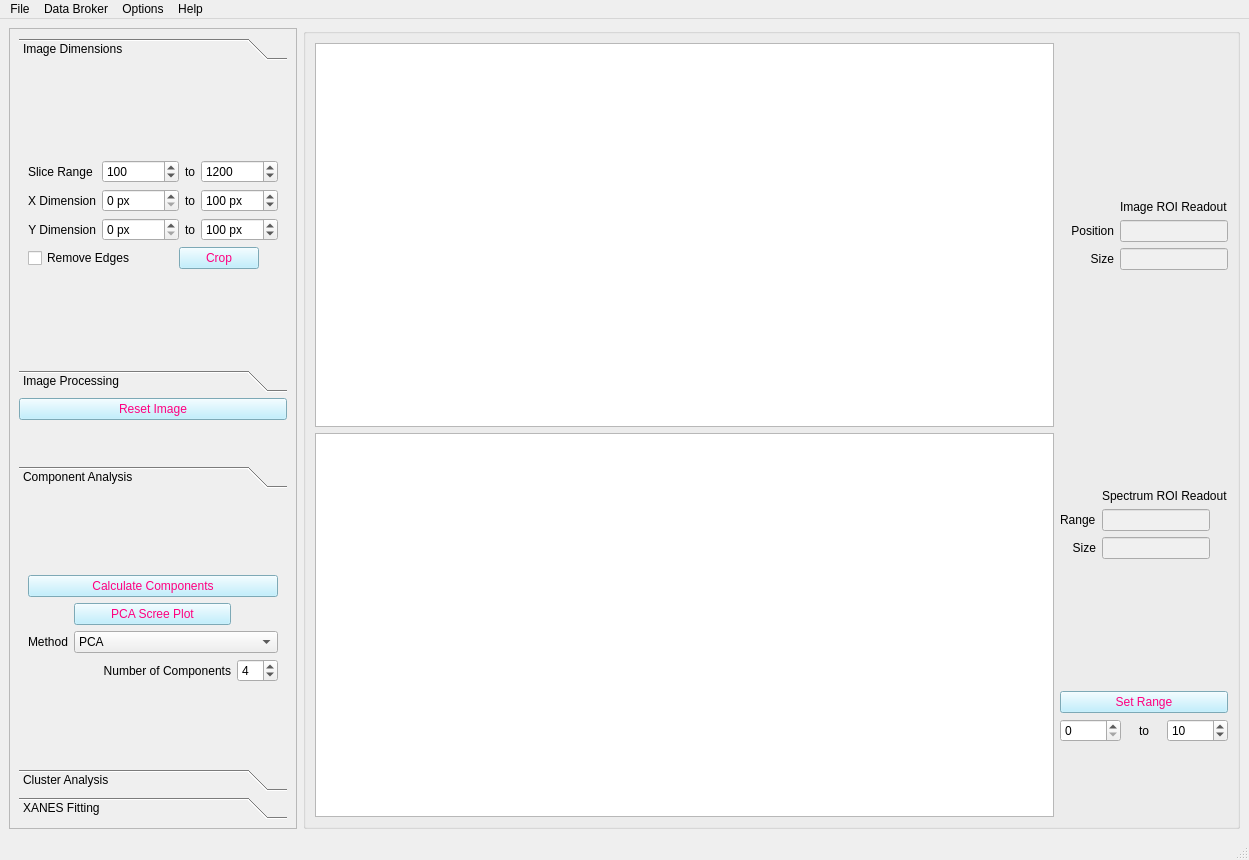
Above: mainwindow_admin.ui from pattammattel/NSLS-II-MIDAS before the change. Below: the same form after it.
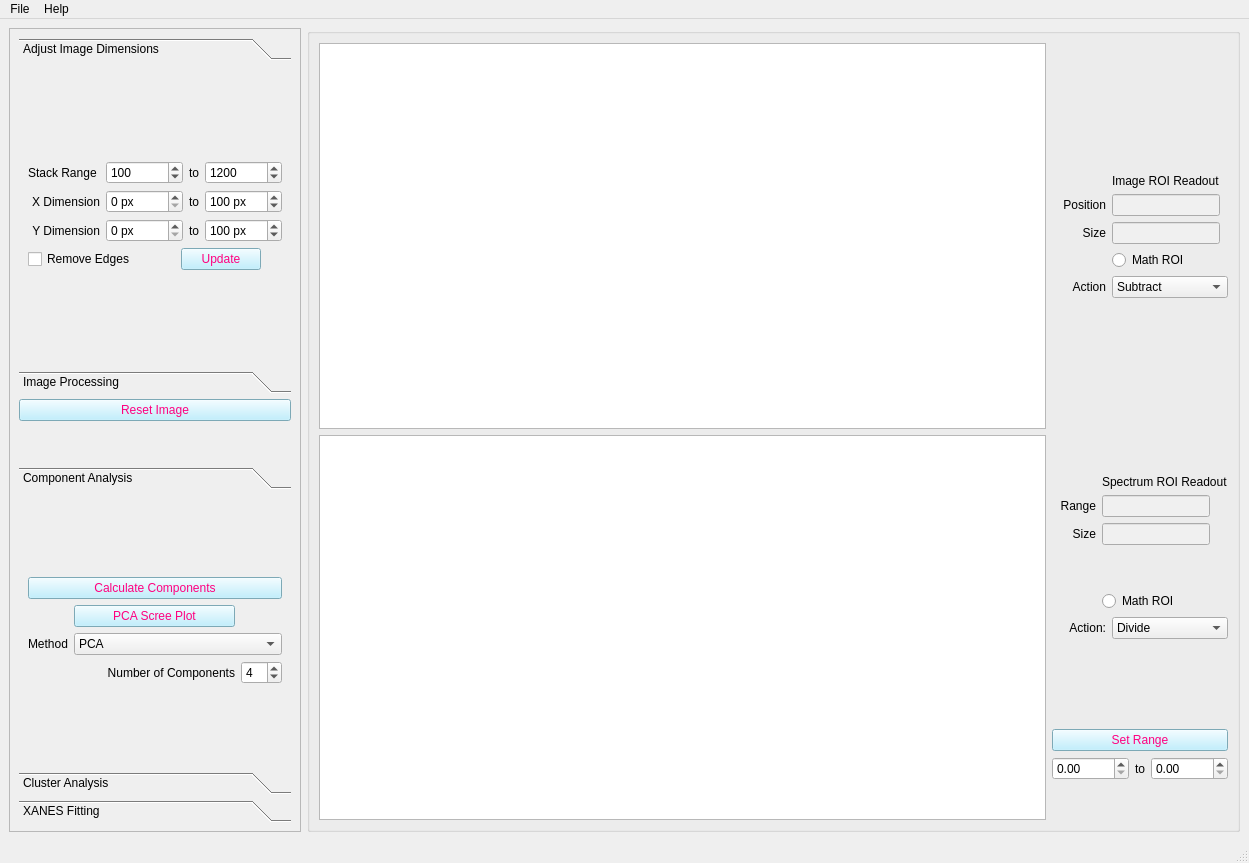
That is the form after the change. The open tabs and pages were chosen to show the change. Custom widgets are drawn as their Qt base class.

```diff
--- a/mainwindow_admin.ui
+++ b/mainwindow_admin.ui
@@ -8,7 +8,7 @@
     <x>0</x>
     <y>0</y>
     <width>1249</width>
-    <height>860</height>
+    <height>863</height>
    </rect>
   </property>
   <property name="sizePolicy">
@@ -46,166 +46,16 @@
       <property name="title">
        <string/>
       </property>
-      <layout class="QGridLayout" name="gridLayout_19">
-       <item row="1" column="1">
-        <layout class="QGridLayout" name="gridLayout_14">
-         <item row="2" column="0">
-          <layout class="QGridLayout" name="gridLayout_12">
-           <item row="1" column="0">
-            <widget class="QSpinBox" name="sb_roi_spec_s">
-             <property name="maximum">
-              <number>10000</number>
-             </property>
-             <property name="singleStep">
-              <number>2</number>
-             </property>
-            </widget>
-           </item>
-           <item row="1" column="1">
-            <widget class="QLabel" name="label_21">
-             <property name="text">
-              <string>to</string>
-             </property>
-             <property name="alignment">
-              <set>Qt::AlignCenter</set>
-             </property>
-            </widget>
-           </item>
-           <item row="1" column="2">
-            <widget class="QSpinBox" name="sb_roi_spec_e">
-             <property name="minimum">
-              <number>1</number>
-             </property>
-             <property name="maximum">
-              <number>10000</number>
-             </property>
-             <property name="singleStep">
-              <number>2</number>
-             </property>
-             <property name="value">
-              <number>10</number>
-             </property>
-            </widget>
-           </item>
-           <item row="0" column="0" colspan="3">
-            <widget class="QPushButton" name="pb_set_spec_roi">
-             <property name="styleSheet">
-              <string notr="true">background-color: rgb(175, 236, 255);
-color: rgb(255, 0, 127);
-</string>
-             </property>
-             <property name="text">
-              <string>Set Range</string>
-             </property>
-            </widget>
-           </item>
-           <item row="2" column="0">
-            <spacer name="verticalSpacer_9">
-             <property name="orientation">
-              <enum>Qt::Vertical</enum>
-             </property>
-             <property name="sizeHint" stdset="0">
-              <size>
-               <width>20</width>
-               <height>40</height>
-              </size>
-             </property>
-            </spacer>
-           </item>
-          </layout>
-         </item>
-         <item row="0" column="0">
-          <layout class="QGridLayout" name="gridLayout_11">
-           <item row="2" column="1">
-            <widget class="QLineEdit" name="le_spec_roi">
-             <property name="sizePolicy">
-              <sizepolicy hsizetype="Fixed" vsizetype="Fixed">
-               <horstretch>0</horstretch>
-               <verstretch>0</verstretch>
-              </sizepolicy>
-             </property>
-             <property name="styleSheet">
-              <string notr="true">color: rgb(255, 75, 52);
-background-color: rgb(240, 240, 240);</string>
-             </property>
-             <property name="readOnly">
-              <bool>true</bool>
-             </property>
-            </widget>
-           </item>
-           <item row="3" column="0">
-            <widget class="QLabel" name="label_29">
-             <property name="styleSheet">
-              <string notr="true">font: 75 10pt &quot;MS Shell Dlg 2&quot;;</string>
-             </property>
-             <property name="text">
-              <string>Size</string>
-             </property>
-             <property name="alignment">
-              <set>Qt::AlignRight|Qt::AlignTrailing|Qt::AlignVCenter</set>
-             </property>
-            </widget>
-           </item>
-           <item row="3" column="1">
-            <widget class="QLineEdit" name="le_spec_roi_size">
-             <property name="sizePolicy">
-              <sizepolicy hsizetype="Fixed" vsizetype="Fixed">
-               <horstretch>0</horstretch>
-               <verstretch>0</verstretch>
-              </sizepolicy>
-             </property>
-             <property name="styleSheet">
-              <string notr="true">color: rgb(255, 75, 52);
-background-color: rgb(240, 240, 240);</string>
-             </property>
-             <property name="readOnly">
-              <bool>true</bool>
-             </property>
-            </widget>
-           </item>
-           <item row="0" column="1">
-            <spacer name="verticalSpacer_7">
-             <property name="orientation">
-              <enum>Qt::Vertical</enum>
-             </property>
-             <property name="sizeHint" stdset="0">
-              <size>
-               <width>20</width>
-               <height>40</height>
-              </size>
-             </property>
-            </spacer>
-           </item>
-           <item row="2" column="0">
-            <widget class="QLabel" name="label_8">
-             <property name="text">
-              <string>Range</string>
-             </property>
-            </widget>
-           </item>
-           <item row="1" column="1">
-            <widget class="QLabel" name="label_3">
-             <property name="text">
-              <string>Spectrum ROI Readout</string>
-             </property>
-            </widget>
-           </item>
-          </layout>
-         </item>
-         <item row="1" column="0">
-          <spacer name="verticalSpacer_11">
-           <property name="orientation">
-            <enum>Qt::Vertical</enum>
-           </property>
-           <property name="sizeHint" stdset="0">
-            <size>
-             <width>20</width>
-             <height>40</height>
-            </size>
-           </property>
-          </spacer>
-         </item>
-        </layout>
+      <layout class="QGridLayout" name="gridLayout_23">
+       <item row="0" column="0">
+        <widget class="ImageView" name="image_view">
+         <property name="sizePolicy">
+          <sizepolicy hsizetype="Expanding" vsizetype="Expanding">
+           <horstretch>0</horstretch>
+           <verstretch>0</verstretch>
+          </sizepolicy>
+         </property>
+        </widget>
        </item>
        <item row="0" column="1">
         <layout class="QGridLayout" name="gridLayout_6">
@@ -266,7 +116,7 @@
            </property>
           </widget>
          </item>
-         <item row="4" column="1">
+         <item row="6" column="1">
           <spacer name="verticalSpacer_8">
            <property name="orientation">
             <enum>Qt::Vertical</enum>
@@ -299,21 +149,283 @@
            </property>
           </widget>
          </item>
+         <item row="4" column="1">
+          <widget class="QRadioButton" name="rb_math_roi_img">
+           <property name="text">
+            <string>Math ROI</string>
+           </property>
+          </widget>
+         </item>
+         <item row="5" column="1">
+          <widget class="QComboBox" name="cb_img_roi_action">
+           <item>
+            <property name="text">
+             <string>Subtract</string>
+            </property>
+           </item>
+           <item>
+            <property name="text">
+             <string>Divide</string>
+            </property>
+           </item>
+           <item>
+            <property name="text">
+             <string>Add</string>
+            </property>
+           </item>
+           <item>
+            <property name="text">
+             <string>Correlation Plot</string>
+            </property>
+           </item>
+          </widget>
+         </item>
+         <item row="5" column="0">
+          <widget class="QLabel" name="label_14">
+           <property name="text">
+            <string>Action</string>
+           </property>
+           <property name="alignment">
+            <set>Qt::AlignRight|Qt::AlignTrailing|Qt::AlignVCenter</set>
+           </property>
+          </widget>
+         </item>
         </layout>
        </item>
-       <item row="0" column="0">
-        <widget class="ImageView" name="image_view">
-         <property name="sizePolicy">
-          <sizepolicy hsizetype="Expanding" vsizetype="Expanding">
-           <horstretch>0</horstretch>
-           <verstretch>0</verstretch>
-          </sizepolicy>
-         </property>
-        </widget>
-       </item>
        <item row="1" column="0">
         <widget class="PlotWidget" name="spectrum_view"/>
        </item>
+       <item row="1" column="1">
+        <layout class="QGridLayout" name="gridLayout_22">
+         <item row="0" column="0">
+          <layout class="QGridLayout" name="gridLayout_11">
+           <item row="2" column="1">
+            <widget class="QLineEdit" name="le_spec_roi">
+             <property name="sizePolicy">
+              <sizepolicy hsizetype="Fixed" vsizetype="Fixed">
+               <horstretch>0</horstretch>
+               <verstretch>0</verstretch>
+              </sizepolicy>
+             </property>
+             <property name="styleSheet">
+              <string notr="true">color: rgb(255, 75, 52);
+background-color: rgb(240, 240, 240);</string>
+             </property>
+             <property name="readOnly">
+              <bool>true</bool>
+             </property>
+            </widget>
+           </item>
+           <item row="2" column="0">
+            <widget class="QLabel" name="label_8">
+             <property name="text">
+              <string>Range</string>
+             </property>
+             <property name="alignment">
+              <set>Qt::AlignRight|Qt::AlignTrailing|Qt::AlignVCenter</set>
+             </property>
+            </widget>
+           </item>
+           <item row="3" column="0">
+            <widget class="QLabel" name="label_29">
+             <property name="styleSheet">
+              <string notr="true">font: 75 10pt &quot;MS Shell Dlg 2&quot;;</string>
+             </property>
+             <property name="text">
+              <string>Size</string>
+             </property>
+             <property name="alignment">
+              <set>Qt::AlignRight|Qt::AlignTrailing|Qt::AlignVCenter</set>
+             </property>
+            </widget>
+           </item>
+           <item row="0" column="1">
+            <spacer name="verticalSpacer_7">
+             <property name="orientation">
+              <enum>Qt::Vertical</enum>
+             </property>
+             <property name="sizeHint" stdset="0">
+              <size>
+               <width>20</width>
+               <height>40</height>
+              </size>
+             </property>
+            </spacer>
+           </item>
+           <item row="3" column="1">
+            <widget class="QLineEdit" name="le_spec_roi_size">
+             <property name="sizePolicy">
+              <sizepolicy hsizetype="Fixed" vsizetype="Fixed">
+               <horstretch>0</horstretch>
+               <verstretch>0</verstretch>
+              </sizepolicy>
+             </property>
+             <property name="styleSheet">
+              <string notr="true">color: rgb(255, 75, 52);
+background-color: rgb(240, 240, 240);</string>
+             </property>
+             <property name="readOnly">
+              <bool>true</bool>
+             </property>
+            </widget>
+           </item>
+           <item row="1" column="1">
+            <widget class="QLabel" name="label_3">
+             <property name="text">
+              <string>Spectrum ROI Readout</string>
+             </property>
+            </widget>
+           </item>
+           <item row="4" column="1">
+            <spacer name="verticalSpacer_3">
+             <property name="orientation">
+              <enum>Qt::Vertical</enum>
+             </property>
+             <property name="sizeHint" stdset="0">
+              <size>
+               <width>20</width>
+               <height>40</height>
+              </size>
+             </property>
+            </spacer>
+           </item>
+          </layout>
+         </item>
+         <item row="1" column="0">
+          <layout class="QGridLayout" name="gridLayout_19">
+           <item row="0" column="1">
+            <widget class="QRadioButton" name="rb_math_roi">
+             <property name="sizePolicy">
+              <sizepolicy hsizetype="Preferred" vsizetype="Fixed">
+               <horstretch>0</horstretch>
+               <verstretch>0</verstretch>
+              </sizepolicy>
+             </property>
+             <property name="text">
+              <string>Math ROI</string>
+             </property>
+             <property name="checkable">
+              <bool>true</bool>
+             </property>
+             <property name="checked">
+              <bool>false</bool>
+             </property>
+            </widget>
+           </item>
+           <item row="1" column="0" colspan="3">
+            <layout class="QGridLayout" name="gridLayout_14">
+             <item row="0" column="0">
+              <widget class="QLabel" name="label_13">
+               <property name="text">
+                <string>Action:</string>
+               </property>
+               <property name="alignment">
+                <set>Qt::AlignRight|Qt::AlignTrailing|Qt::AlignVCenter</set>
+               </property>
+              </widget>
+             </item>
+             <item row="0" column="1">
+              <widget class="QComboBox" name="cb_roi_operation">
+               <item>
+                <property name="text">
+                 <string>Divide</string>
+                </property>
+               </item>
+               <item>
+                <property name="text">
+                 <string>Subtract</string>
+                </property>
+               </item>
+               <item>
+                <property name="text">
+                 <string>Add</string>
+                </property>
+               </item>
+               <item>
+                <property name="text">
+                 <string>Correlation Plot</string>
+                </property>
+               </item>
+              </widget>
+             </item>
+            </layout>
+           </item>
+          </layout>
+         </item>
+         <item row="2" column="0">
+          <spacer name="verticalSpacer_4">
+           <property name="orientation">
+            <enum>Qt::Vertical</enum>
+           </property>
+           <property name="sizeHint" stdset="0">
+            <size>
+             <width>20</width>
+             <height>40</height>
+            </size>
+           </property>
+          </spacer>
+         </item>
+         <item row="3" column="0">
+          <layout class="QGridLayout" name="gridLayout_12">
+           <item row="1" column="1">
+            <widget class="QLabel" name="label_21">
+             <property name="text">
+              <string>to</string>
+             </property>
+             <property name="alignment">
+              <set>Qt::AlignCenter</set>
+             </property>
+            </widget>
+           </item>
+           <item row="0" column="0" colspan="3">
+            <widget class="QPushButton" name="pb_set_spec_roi">
+             <property name="styleSheet">
+              <string notr="true">background-color: rgb(175, 236, 255);
+color: rgb(255, 0, 127);
+</string>
+             </property>
+             <property name="text">
+              <string>Set Range</string>
+             </property>
+            </widget>
+           </item>
+           <item row="2" column="0">
+            <spacer name="verticalSpacer_9">
+             <property name="orientation">
+              <enum>Qt::Vertical</enum>
+             </property>
+             <property name="sizeHint" stdset="0">
+              <size>
+               <width>20</width>
+               <height>40</height>
+              </size>
+             </property>
+            </spacer>
+           </item>
+           <item row="1" column="0">
+            <widget class="QDoubleSpinBox" name="sb_roi_spec_s">
+             <property name="maximum">
+              <double>50000.000000000000000</double>
+             </property>
+             <property name="singleStep">
+              <double>5.000000000000000</double>
+             </property>
+            </widget>
+           </item>
+           <item row="1" column="2">
+            <widget class="QDoubleSpinBox" name="sb_roi_spec_e">
+             <property name="maximum">
+              <double>50000.000000000000000</double>
+             </property>
+             <property name="singleStep">
+              <double>5.000000000000000</double>
+             </property>
+            </widget>
+           </item>
+          </layout>
+         </item>
+        </layout>
+       </item>
       </layout>
      </widget>
     </item>
@@ -342,8 +454,8 @@
         <rect>
          <x>0</x>
          <y>0</y>
-         <width>367</width>
-         <height>783</height>
+         <width>368</width>
+         <height>786</height>
         </rect>
        </property>
        <layout class="QGridLayout" name="gridLayout_9">
@@ -366,12 +478,12 @@
             <rect>
              <x>0</x>
              <y>0</y>
-             <width>345</width>
-             <height>219</height>
+             <width>346</width>
+             <height>256</height>
             </rect>
            </property>
            <attribute name="label">
-            <string>Image Dimensions</string>
+            <string>Adjust Image Dimensions</string>
            </attribute>
            <layout class="QGridLayout" name="gridLayout_21">
             <item row="0" column="0">
@@ -542,7 +654,7 @@
                 <item row="0" column="0">
                  <widget class="QLabel" name="label_20">
                   <property name="text">
-                   <string>Slice Range </string>
+                   <string>Stack Range </string>
                   </property>
                   <property name="alignment">
                    <set>Qt::AlignRight|Qt::AlignTrailing|Qt::AlignVCenter</set>
@@ -578,7 +690,7 @@
 </string>
                 </property>
                 <property name="text">
-                 <string>Crop</string>
+                 <string>Update</string>
                 </property>
                </widget>
               </item>
@@ -811,8 +923,8 @@
             <rect>
              <x>0</x>
              <y>0</y>
-             <width>345</width>
-             <height>201</height>
+             <width>346</width>
+             <height>203</height>
             </rect>
            </property>
            <attribute name="label">
@@ -1191,25 +1303,7 @@
     <addaction name="actionSave_as"/>
     <addaction name="actionExit"/>
    </widget>
-   <widget class="QMenu" name="menuOpen">
-    <property name="title">
-     <string>Options</string>
-    </property>
-    <addaction name="actionOpen_PyXRF"/>
-    <addaction name="actionOpen_Image_J"/>
-    <addaction name="actionOpen_TomViz"/>
-    <addaction name="actionOpen_Mantis"/>
-    <addaction name="actionOpen_Athena"/>
-   </widget>
-   <widget class="QMenu" name="menuData_Broker">
-    <property name="title">
-     <string>Data Broker</string>
-    </property>
-    <addaction name="actionOpen_HXN_DB"/>
-   </widget>
    <addaction name="menuFile"/>
-   <addaction name="menuData_Broker"/>
-   <addaction name="menuOpen"/>
    <addaction name="menuManual"/>
   </widget>
   <widget class="QStatusBar" name="statusbar"/>
```
Left out of the diff: 49 changed lines with no effect on the pictures.
